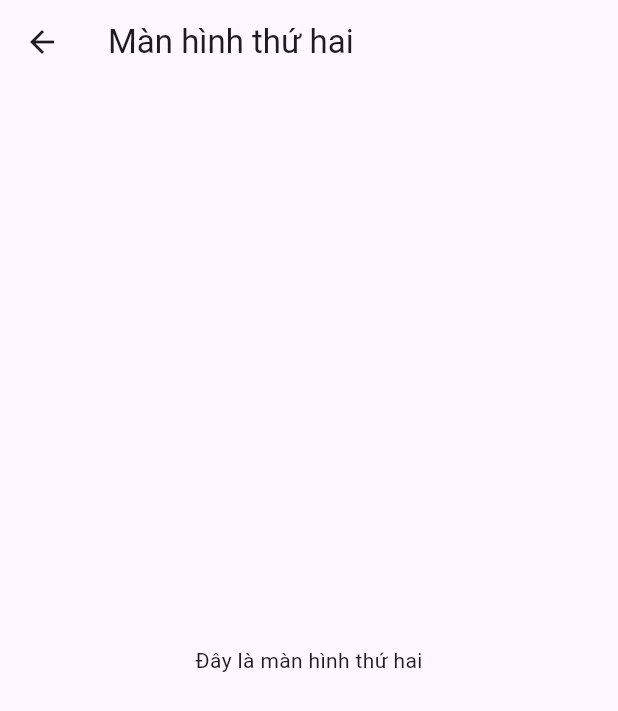
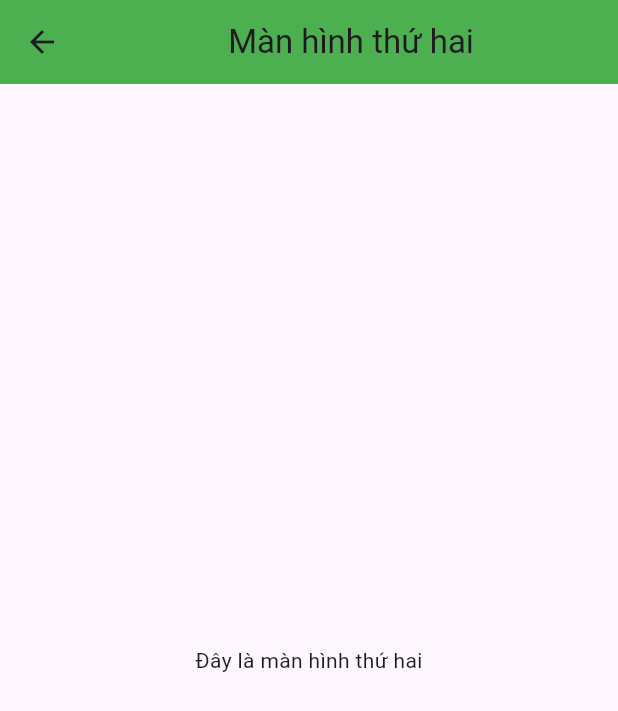
Before and after one commit to LeChinghia0912/first_app, a Flutter app: the screen it shows after launch, after a tap on "Chuyển đến Màn hình thứ hai", on a phone screen of 412 x 824 dp. Shown: the top 711 px of the screen. Run offline on Flutter 3.47's test engine with Material 3 defaults, Android fonts, the phone set to English and light mode, and no system bars.

Commit message:
Learn AppBar tittle..

```diff
--- a/lib/main.dart
+++ b/lib/main.dart
@@ -22,7 +22,16 @@ class MyHomePage extends StatelessWidget {
   Widget build(BuildContext context) {
     return Scaffold(
       appBar: AppBar(
-        title: const Text('Trang chủ'),
+        leading: IconButton(
+          icon: const Icon(Icons.home),
+          onPressed: () {
+            // hành động cuủa icon
+          },
+        ),
+        title: const Center(
+          child: Text('Trang chủ'),
+        ),
+        backgroundColor: Colors.green,
       ),
       body: Center(
         child: ElevatedButton(
@@ -43,7 +52,10 @@ class SecondScreen extends StatelessWidget {
   Widget build(BuildContext context) {
     return Scaffold(
       appBar: AppBar(
-        title: const Text('Màn hình thứ hai'),
+        title: const Center(
+          child: Text('Màn hình thứ hai'),
+        ),
+        backgroundColor: Colors.green,
       ),
       body: const Center(
         child: Text('Đây là màn hình thứ hai'),
```
